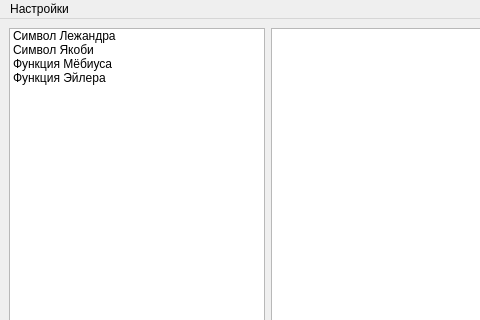
First picture: the form in generatorwindow.ui, repository TeddyReady/MathTasksRenderer, before the edit; both pictures show x 0 to 480 and y 0 to 320 of the 728 by 544 pixel window.
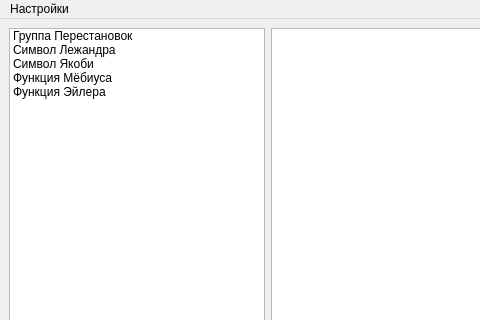
Second picture: the form after the edit.

Diff of the .ui file:
```diff
--- a/generatorwindow.ui
+++ b/generatorwindow.ui
@@ -17,6 +17,11 @@
    <layout class="QGridLayout" name="gridLayout">
     <item row="0" column="0" colspan="2">
      <widget class="QListWidget" name="tasksList">
+      <item>
+       <property name="text">
+        <string>Группа Перестановок</string>
+       </property>
+      </item>
       <item>
        <property name="text">
         <string>Символ Лежандра</string>
```
